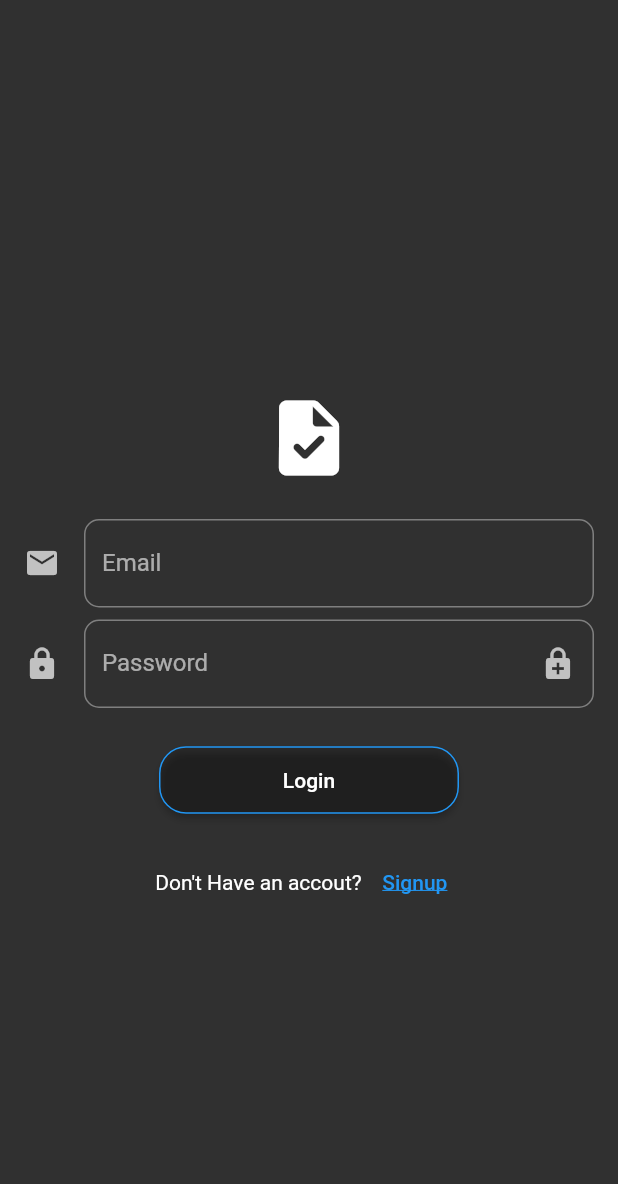
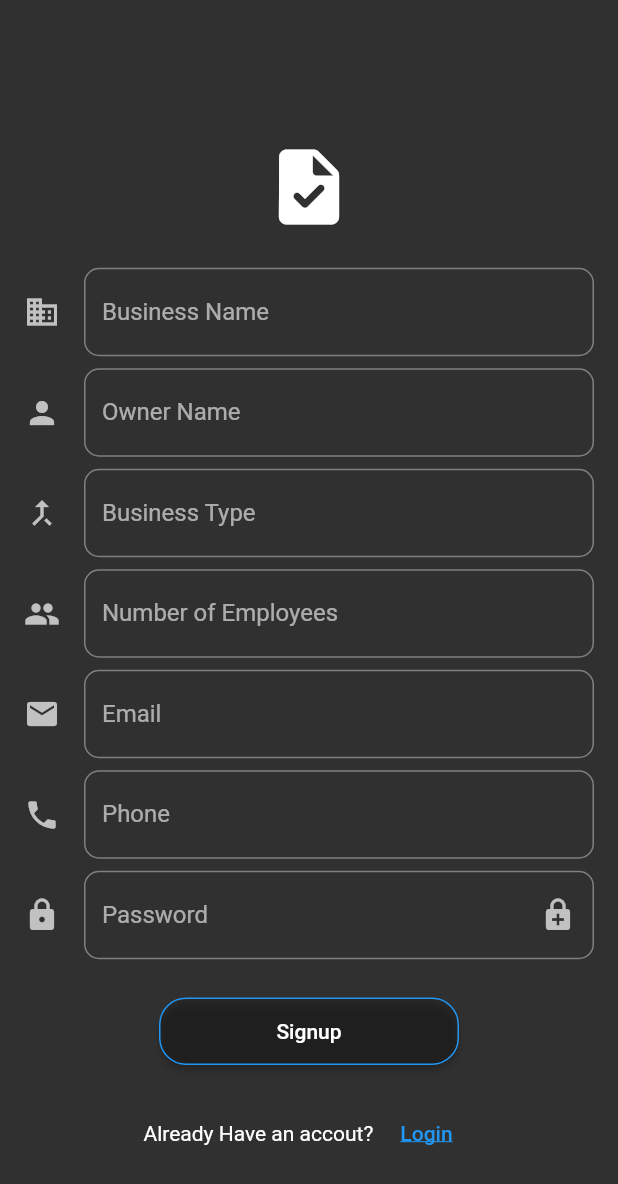
Before and after one commit to Vedant1723/flutter-payroll, a Flutter app: the LoginPage screen opened directly, after a tap on "Signup", on a phone screen of 412 x 824 dp. Shown: the top 1184 px of the screen. Run offline on Flutter 3.47's test engine with Material 2 defaults, Android fonts, the phone set to English and light mode, and no system bars; our stand-ins replace shared_preferences, shimmer; accounts and stored records are empty.

Commit message:
Auth Pages Updated

```diff
--- a/lib/components/Auth/LoginPage.dart
+++ b/lib/components/Auth/LoginPage.dart
@@ -1,4 +1,6 @@
 import 'package:flutter/material.dart';
+import 'package:payroll/components/Auth/OtpPage.dart';
+import 'package:payroll/components/Auth/SignupPage.dart';
 import 'dart:convert';
 
 import 'package:shared_preferences/shared_preferences.dart';
@@ -98,7 +100,13 @@ class _LoginPageState extends State<LoginPage> {
                     shape: RoundedRectangleBorder(
                         borderRadius: BorderRadius.circular(18.0),
                         side: BorderSide(color: Colors.blue)),
-                    onPressed: () {},
+                    onPressed: () {
+                      ScaffoldMessenger.of(context).showSnackBar(SnackBar(
+                        content: Text("OTP Sent!"),
+                      ));
+                      Navigator.of(context).push(MaterialPageRoute(
+                          builder: (BuildContext context) => OtpPage()));
+                    },
                     splashColor: Colors.black,
                     child: Text("Login"),
                   )),
@@ -110,10 +118,10 @@ class _LoginPageState extends State<LoginPage> {
                   Text("Don't Have an accout? "),
                   TextButton(
                     onPressed: () {
-                      // Navigator.push(
-                      //     context,
-                      //     MaterialPageRoute(
-                      //         builder: (context) => SignUpPage()));
+                      Navigator.push(
+                          context,
+                          MaterialPageRoute(
+                              builder: (context) => SignUpPage()));
                     },
                     child: Text(
                       "Signup",
--- /dev/null
+++ b/lib/components/Auth/SignupPage.dart
@@ -0,0 +1,228 @@
+import 'package:flutter/material.dart';
+import 'package:payroll/components/Auth/LoginPage.dart';
+import 'package:payroll/components/Auth/OtpPage.dart';
+
+class SignUpPage extends StatefulWidget {
+  const SignUpPage({Key? key}) : super(key: key);
+
+  @override
+  _SignUpPageState createState() => _SignUpPageState();
+}
+
+class _SignUpPageState extends State<SignUpPage> {
+  GlobalKey<FormState> _key = new GlobalKey();
+  String email = "",
+      password = "",
+      businessName = "",
+      ownerName = "",
+      businessType = "",
+      noOfEmployees = "";
+  int? phone;
+
+  bool showPassword = false;
+
+  viewPassword() {
+    setState(() {
+      showPassword = !showPassword;
+    });
+  }
+
+  @override
+  Widget build(BuildContext context) {
+    return Scaffold(
+      resizeToAvoidBottomInset: false,
+      body: Center(
+        child: SingleChildScrollView(
+          child: Form(
+            key: _key,
+            child: Column(
+              mainAxisAlignment: MainAxisAlignment.center,
+              crossAxisAlignment: CrossAxisAlignment.center,
+              children: [
+                Padding(padding: EdgeInsets.all(25.0)),
+                Icon(
+                  Icons.task_rounded,
+                  size: 60.0,
+                ),
+                Padding(padding: EdgeInsets.all(10.0)),
+                ListTile(
+                  title: TextFormField(
+                    keyboardType: TextInputType.name,
+                    enableSuggestions: true,
+                    validator: (input) {
+                      if (input == "") {
+                        return 'Field is Empty';
+                      }
+                    },
+                    decoration: InputDecoration(
+                        labelText: "Business Name",
+                        border: OutlineInputBorder(
+                          borderRadius: BorderRadius.circular(10),
+                        ),
+                        icon: Icon(Icons.business)),
+                    onSaved: (input) => businessName = input!,
+                  ),
+                ),
+                ListTile(
+                  title: TextFormField(
+                    keyboardType: TextInputType.name,
+                    enableSuggestions: true,
+                    validator: (input) {
+                      if (input == "") {
+                        return 'Field is Empty';
+                      }
+                    },
+                    decoration: InputDecoration(
+                        labelText: "Owner Name",
+                        border: OutlineInputBorder(
+                          borderRadius: BorderRadius.circular(10),
+                        ),
+                        icon: Icon(Icons.person)),
+                    onSaved: (input) => ownerName = input!,
+                  ),
+                ),
+                ListTile(
+                  title: TextFormField(
+                    keyboardType: TextInputType.name,
+                    enableSuggestions: true,
+                    validator: (input) {
+                      if (input == "") {
+                        return 'Field is Empty';
+                      }
+                    },
+                    decoration: InputDecoration(
+                        labelText: "Business Type",
+                        border: OutlineInputBorder(
+                          borderRadius: BorderRadius.circular(10),
+                        ),
+                        icon: Icon(Icons.merge_type)),
+                    onSaved: (input) => email = input!,
+                  ),
+                ),
+                ListTile(
+                  title: TextFormField(
+                    obscureText: !showPassword,
+                    validator: (input) {
+                      if (input == "") {
+                        return 'Field is Empty';
+                      }
+                    },
+                    decoration: InputDecoration(
+                      labelText: "Number of Employees",
+                      icon: Icon(Icons.people),
+                      border: OutlineInputBorder(
+                        borderRadius: BorderRadius.circular(10),
+                      ),
+                    ),
+                    onSaved: (input) => noOfEmployees = input!,
+                  ),
+                ),
+                ListTile(
+                  title: TextFormField(
+                    keyboardType: TextInputType.emailAddress,
+                    enableSuggestions: true,
+                    validator: (input) {
+                      if (input == "") {
+                        return 'Field is Empty';
+                      }
+                    },
+                    decoration: InputDecoration(
+                        labelText: "Email",
+                        border: OutlineInputBorder(
+                          borderRadius: BorderRadius.circular(10),
+                        ),
+                        icon: Icon(Icons.mail)),
+                    onSaved: (input) => email = input!,
+                  ),
+                ),
+                ListTile(
+                  title: TextFormField(
+                    keyboardType: TextInputType.emailAddress,
+                    enableSuggestions: true,
+                    validator: (input) {
+                      if (input == "") {
+                        return 'Field is Empty';
+                      }
+                    },
+                    decoration: InputDecoration(
+                        labelText: "Phone",
+                        border: OutlineInputBorder(
+                          borderRadius: BorderRadius.circular(10),
+                        ),
+                        icon: Icon(Icons.phone)),
+                    onSaved: (input) => phone = input! as int?,
+                  ),
+                ),
+                ListTile(
+                  title: TextFormField(
+                    keyboardType: TextInputType.emailAddress,
+                    enableSuggestions: true,
+                    validator: (input) {
+                      if (input == "") {
+                        return 'Field is Empty';
+                      }
+                    },
+                    decoration: InputDecoration(
+                        labelText: "Password",
+                        border: OutlineInputBorder(
+                          borderRadius: BorderRadius.circular(10),
+                        ),
+                        icon: Icon(Icons.lock),
+                        suffixIcon: IconButton(
+                          icon: showPassword
+                              ? new Icon(Icons.no_encryption_sharp)
+                              : new Icon(Icons.enhanced_encryption),
+                          onPressed: viewPassword,
+                        )),
+                    onSaved: (input) => password = input!,
+                  ),
+                ),
+                Padding(padding: EdgeInsets.all(10.0)),
+                ButtonTheme(
+                    minWidth: 200.0,
+                    height: 45.0,
+                    child: RaisedButton(
+                      color: Colors.black12,
+                      shape: RoundedRectangleBorder(
+                          borderRadius: BorderRadius.circular(18.0),
+                          side: BorderSide(color: Colors.blue)),
+                      onPressed: () {
+                        ScaffoldMessenger.of(context).showSnackBar(SnackBar(
+                          content: Text("OTP Sent!"),
+                        ));
+                        Navigator.of(context).push(MaterialPageRoute(
+                            builder: (BuildContext context) => OtpPage()));
+                      },
+                      splashColor: Colors.black,
+                      child: Text("Signup"),
+                    )),
+                Padding(padding: EdgeInsets.all(10.0)),
+                Row(
+                  mainAxisAlignment: MainAxisAlignment.center,
+                  crossAxisAlignment: CrossAxisAlignment.center,
+                  children: [
+                    Text("Already Have an accout? "),
+                    TextButton(
+                      onPressed: () {
+                        Navigator.push(
+                            context,
+                            MaterialPageRoute(
+                                builder: (context) => LoginPage()));
+                      },
+                      child: Text(
+                        "Login",
+                        style: TextStyle(
+                          decoration: TextDecoration.underline,
+                        ),
+                      ),
+                    )
+                  ],
+                )
+              ],
+            ),
+          ),
+        ),
+      ),
+    );
+  }
+}
--- /dev/null
+++ b/lib/components/Employees/Employees.dart
@@ -0,0 +1,17 @@
+import 'package:flutter/material.dart';
+
+class Employees extends StatefulWidget {
+  const Employees({Key? key}) : super(key: key);
+
+  @override
+  _EmployeesState createState() => _EmployeesState();
+}
+
+class _EmployeesState extends State<Employees> {
+  @override
+  Widget build(BuildContext context) {
+    return Center(
+      child: Text("This is Employees Page"),
+    );
+  }
+}
```
Also changed, not shown: lib/components/Auth/OtpPage.dart (added, +93 -0 lines), lib/components/Home/Home.dart (added, +17 -0 lines), lib/components/Home/HomePage.dart (added, +56 -0 lines), lib/components/Profile/Profile.dart (added, +17 -0 lines), lib/components/Transactions/Transactions.dart (added, +19 -0 lines), images/attendance.png, images/employee.png, images/payroll.png.
